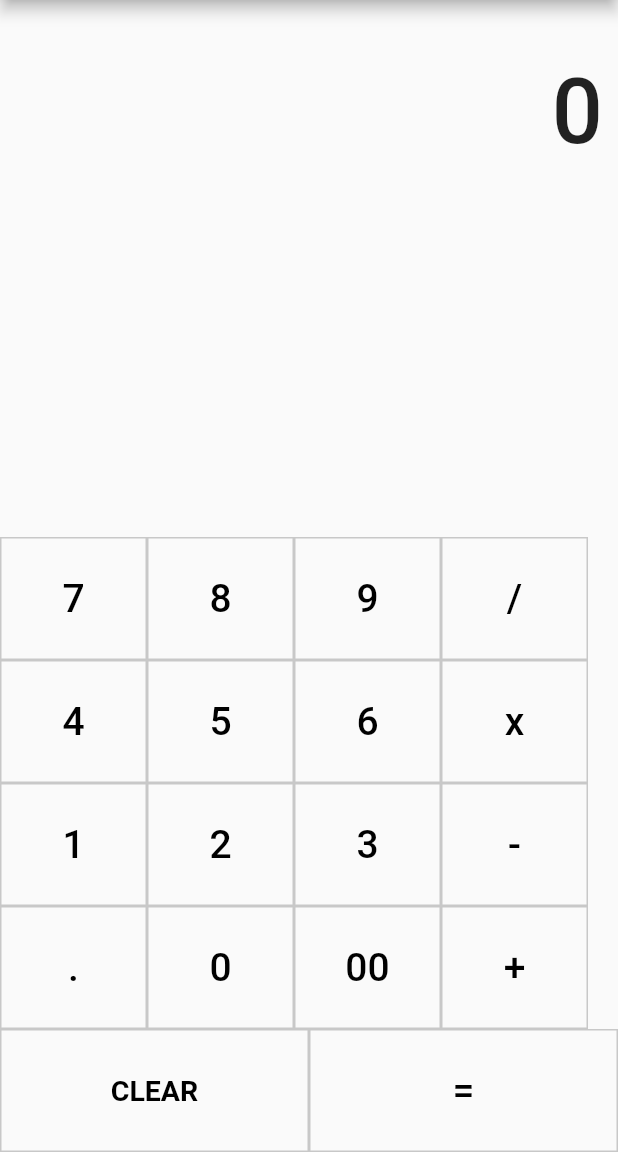
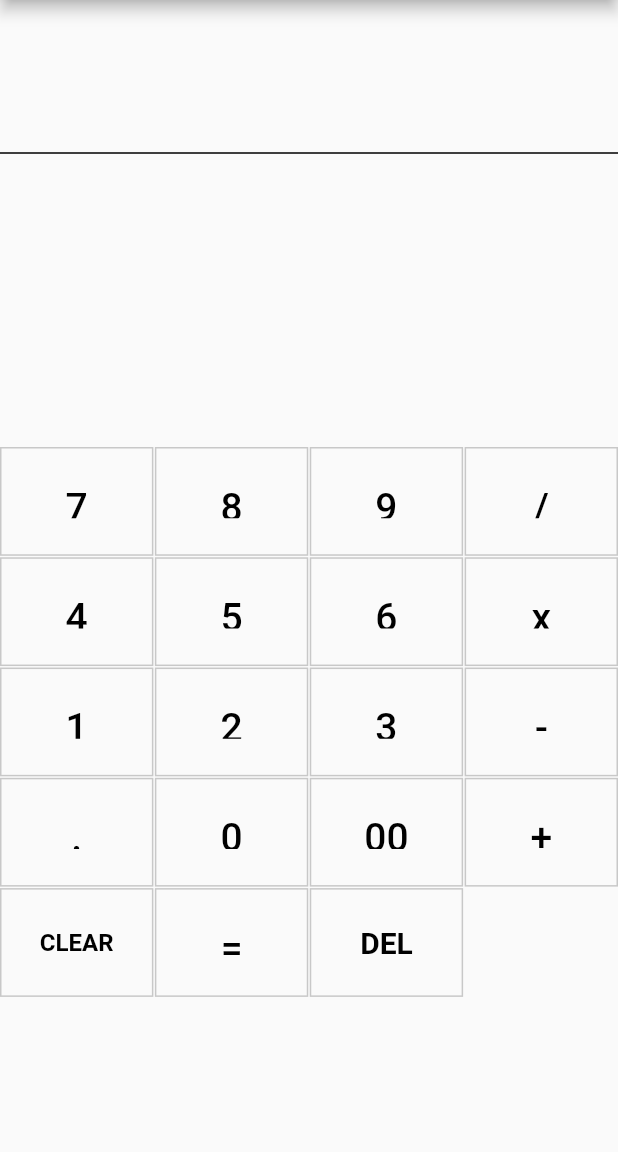
Before and after one commit to Magesh-Doodleblue/Basic-Calculator-using-Flutter, a Flutter app: the screen it shows after launch, on a phone screen of 412 x 824 dp, the part 84-1236 px from its top. Run offline on Flutter 3.47's test engine with Material 2 defaults, Android fonts, the phone set to English and light mode, and no system bars.

Commit message:
multiple inputs fixed

```diff
--- a/lib/main.dart
+++ b/lib/main.dart
@@ -1,4 +1,5 @@
-// ignore_for_file: library_private_types_in_public_api, camel_case_types
+// ignore_for_file: unnecessary_null_comparison
+
 import 'package:flutter/material.dart';
 
 void main() {
@@ -6,7 +7,7 @@ void main() {
 }
 
 class MyApp extends StatelessWidget {
-  const MyApp({super.key});
+  const MyApp({Key? key}) : super(key: key);
 
   @override
   Widget build(BuildContext context) {
@@ -19,13 +20,62 @@ class MyApp extends StatelessWidget {
 }
 
 class HomePage extends StatefulWidget {
-  const HomePage({super.key});
+  const HomePage({Key? key}) : super(key: key);
 
   @override
   _HomePageState createState() => _HomePageState();
 }
 
 class _HomePageState extends State<HomePage> {
+  // List<String> calcButtonList = [
+  //   "CLEAR",
+  //   "DEL",
+  //   "7",
+  //   "8",
+  //   "9",
+  //   "/",
+  //   "4",
+  //   "5",
+  //   "6",
+  //   "x",
+  //   "1",
+  //   "2",
+  //   "3",
+  //   "-",
+  //   ".",
+  //   "0",
+  //   "00",
+  //   "+",
+  //   "=",
+
+  // ];
+  List calcButtonList = [
+    "7",
+    "8",
+    "9",
+    "/",
+    "4",
+    "5",
+    "6",
+    "x",
+    "1",
+    "2",
+    "3",
+    "-",
+    ".",
+    "0",
+    "00",
+    "+",
+    "CLEAR",
+    "=",
+    "DEL",
+  ];
+
+  late String currentOperation;
+  late double first, second;
+  String res = "";
+  String text = "";
+
   @override
   Widget build(BuildContext context) {
     return Scaffold(
@@ -35,218 +85,65 @@ class _HomePageState extends State<HomePage> {
       body: Column(
         mainAxisAlignment: MainAxisAlignment.end,
         children: [
-          calcText(),
-          const Spacer(
-            flex: 2,
+          Expanded(
+            flex: 1,
+            child: Container(
+              padding: const EdgeInsets.all(10.0),
+              alignment: Alignment.bottomRight,
+              child: Text(
+                text,
+                style: const TextStyle(
+                  fontSize: 40,
+                  fontWeight: FontWeight.w500,
+                ),
+              ),
+            ),
           ),
-          rowOne(context),
-          rowTwo(context),
-          rowThree(context),
-          rowFour(context),
-          rowFive(context)
+          const Divider(color: Colors.black, thickness: 1),
+          Expanded(
+            flex: 1,
+            child: Container(
+              padding: const EdgeInsets.all(10.0),
+              alignment: Alignment.bottomRight,
+              child: Text(
+                res,
+                style: const TextStyle(
+                  fontSize: 40,
+                  fontWeight: FontWeight.w500,
+                ),
+              ),
+            ),
+          ),
+          const Spacer(),
+          Expanded(
+            flex: 5,
+            child: GridView.builder(
+              gridDelegate: const SliverGridDelegateWithFixedCrossAxisCount(
+                crossAxisCount: 4,
+                childAspectRatio: 1.41,
+                crossAxisSpacing: 1.0,
+                mainAxisSpacing: 1.0,
+              ),
+              itemCount: calcButtonList.length,
+              itemBuilder: (BuildContext context, int index) {
+                String buttonText = calcButtonList[index];
+                return Container(
+                  decoration: containerDecoration(),
+                  child: customOutlineButton(buttonText),
+                );
+              },
+            ),
+          ),
         ],
       ),
     );
   }
 
-  Row rowFive(BuildContext context) {
-    return Row(
-      children: [
-        Container(
-          width: MediaQuery.of(context).size.width / 2,
-          decoration: BoxDecoration(
-            border: Border.all(
-              width: 1,
-              color: Colors.black.withOpacity(0.2),
-            ),
-          ),
-          child: customOutlineButton("CLEAR"),
-        ),
-        Container(
-          width: MediaQuery.of(context).size.width / 2,
-          decoration: BoxDecoration(
-            border: Border.all(
-              width: 1,
-              color: Colors.black.withOpacity(0.2),
-            ),
-          ),
-          child: customOutlineButton("="),
-        ),
-      ],
-    );
-  }
-
-  Row rowFour(BuildContext context) {
-    return Row(
-      children: [
-        Container(
-          decoration: BoxDecoration(
-            border: Border.all(
-              width: 1,
-              color: Colors.black.withOpacity(0.2),
-            ),
-          ),
-          child: customOutlineButton("."),
-        ),
-        Container(
-            decoration: BoxDecoration(
-              border: Border.all(
-                width: 1,
-                color: Colors.black.withOpacity(0.2),
-              ),
-            ),
-            child: customOutlineButton("0")),
-        Container(
-          decoration: BoxDecoration(
-            border: Border.all(
-              width: 1,
-              color: Colors.black.withOpacity(0.2),
-            ),
-          ),
-          child: customOutlineButton("00"),
-        ),
-        Container(
-          decoration: BoxDecoration(
-            border: Border.all(
-              width: 1,
-              color: Colors.black.withOpacity(0.2),
-            ),
-          ),
-          child: customOutlineButton("+"),
-        ),
-      ],
-    );
-  }
-
-  Row rowThree(BuildContext context) {
-    return Row(
-      children: [
-        Container(
-            decoration: BoxDecoration(
-              border: Border.all(
-                width: 1,
-                color: Colors.black.withOpacity(0.2),
-              ),
-            ),
-            child: customOutlineButton("1")),
-        Container(
-            decoration: BoxDecoration(
-              border: Border.all(
-                width: 1,
-                color: Colors.black.withOpacity(0.2),
-              ),
-            ),
-            child: customOutlineButton("2")),
-        Container(
-            decoration: BoxDecoration(
-              border: Border.all(
-                width: 1,
-                color: Colors.black.withOpacity(0.2),
-              ),
-            ),
-            child: customOutlineButton("3")),
-        Container(
-            decoration: BoxDecoration(
-              border: Border.all(
-                width: 1,
-                color: Colors.black.withOpacity(0.2),
-              ),
-            ),
-            child: customOutlineButton("-")),
-      ],
-    );
-  }
-
-  Row rowTwo(BuildContext context) {
-    return Row(
-      children: [
-        Container(
-            decoration: BoxDecoration(
-              border: Border.all(
-                width: 1,
-                color: Colors.black.withOpacity(0.2),
-              ),
-            ),
-            child: customOutlineButton("4")),
-        Container(
-            decoration: BoxDecoration(
-              border: Border.all(
-                width: 1,
-                color: Colors.black.withOpacity(0.2),
-              ),
-            ),
-            child: customOutlineButton("5")),
-        Container(
-            decoration: BoxDecoration(
-              border: Border.all(
-                width: 1,
-                color: Colors.black.withOpacity(0.2),
-              ),
-            ),
-            child: customOutlineButton("6")),
-        Container(
-            decoration: BoxDecoration(
-              border: Border.all(
-                width: 1,
-                color: Colors.black.withOpacity(0.2),
-              ),
-            ),
-            child: customOutlineButton("x")),
-      ],
-    );
-  }
-
-  Row rowOne(BuildContext context) {
-    return Row(
-      children: [
-        Container(
-            decoration: BoxDecoration(
-              border: Border.all(
-                width: 1,
-                color: Colors.black.withOpacity(0.2),
-              ),
-            ),
-            child: customOutlineButton("7")),
-        Container(
-            decoration: BoxDecoration(
-              border: Border.all(
-                width: 1,
-                color: Colors.black.withOpacity(0.2),
-              ),
-            ),
-            child: customOutlineButton("8")),
-        Container(
-            decoration: BoxDecoration(
-              border: Border.all(
-                width: 1,
-                color: Colors.black.withOpacity(0.2),
-              ),
-            ),
-            child: customOutlineButton("9")),
-        Container(
-            decoration: BoxDecoration(
-              border: Border.all(
-                width: 1,
-                color: Colors.black.withOpacity(0.2),
-              ),
-            ),
-            child: customOutlineButton("/")),
-      ],
-    );
-  }
-
-  Expanded calcText() {
-    return Expanded(
-      child: Container(
-        padding: const EdgeInsets.all(10.0),
-        alignment: Alignment.bottomRight,
-        child: Text(
-          text.isEmpty ? "0" : text,
-          style: const TextStyle(
-            fontSize: 60.0,
-            fontWeight: FontWeight.w500,
-          ),
-        ),
+  BoxDecoration containerDecoration() {
+    return BoxDecoration(
+      border: Border.all(
+        width: 1,
+        color: Colors.black.withOpacity(0.2),
       ),
     );
   }
@@ -260,8 +157,14 @@ class _HomePageState extends State<HomePage> {
           child: Text(
             val,
             style: TextStyle(
-              fontSize: val == "CLEAR" ? 19 : 26,
-              fontWeight: val == "CLEAR" ? FontWeight.bold : FontWeight.w500,
+              fontSize: val == "CLEAR"
+                  ? 16
+                  : val == "DEL"
+                      ? 20
+                      : 26,
+              fontWeight: val == "CLEAR" || val == "DEL"
+                  ? FontWeight.bold
+                  : FontWeight.w500,
               color: const Color.fromARGB(255, 0, 0, 0),
             ),
           ),
@@ -270,36 +173,110 @@ class _HomePageState extends State<HomePage> {
     );
   }
 
-  late String currentOperation;
-  late double first, second;
-  late String res;
-  String text = "";
+  // void btnClicked(String btnText) {
+  //   if (btnText == "CLEAR") {
+  //     setState(() {
+  //       text = "";
+  //       res = "";
+  //     });
+  //   } else if (btnText == "+" ||
+  //       btnText == "-" ||
+  //       btnText == "x" ||
+  //       btnText == "/") {
+  //     setState(() {
+  //       if (text.isNotEmpty) {
+  //         first = double.parse(text);
+  //         currentOperation = btnText;
+  //         text += " $btnText ";
+  //       }
+  //     });
+  //   } else if (btnText == "=") {
+  //     setState(() {
+  //       if (text.isNotEmpty && currentOperation != null) {
+  //         List<String> parts = text.split(" ");
+  //         if (parts.length >= 3) {
+  //           double result = double.parse(parts[0]);
+  //           for (int i = 1; i < parts.length; i += 2) {
+  //             String op = parts[i];
+  //             double num = double.parse(parts[i + 1]);
+  //             if (op == "+") {
+  //               result += num;
+  //             } else if (op == "-") {
+  //               result -= num;
+  //             } else if (op == "x") {
+  //               result *= num;
+  //             } else if (op == "/") {
+  //               result /= num;
+  //             }
+  //           }
+  //           res = result.toString();
+  //         }
+  //       }
+  //     });
+  //   } else if (btnText == "DEL") {
+  //     setState(() {
+  //       if (text.isNotEmpty) {
+  //         text = text.substring(0, text.length - 1);
+  //       }
+  //     });
+  //   } else {
+  //     setState(() {
+  //       text += btnText;
+  //     });
+  //   }
+  // }
 
   void btnClicked(String btnText) {
     if (btnText == "CLEAR") {
       setState(() {
         text = "";
+        res = "";
       });
     } else if (btnText == "+" ||
         btnText == "-" ||
         btnText == "x" ||
         btnText == "/") {
       setState(() {
-        first = double.parse(text);
-        currentOperation = btnText;
-        text = "";
+        if (text.isNotEmpty) {
+          text += " $btnText ";
+        }
       });
     } else if (btnText == "=") {
       setState(() {
-        second = double.parse(text);
-        if (currentOperation == "+") {
-          text = (first + second).toString();
-        } else if (currentOperation == "-") {
-          text = (first - second).toString();
-        } else if (currentOperation == "x") {
-          text = (first * second).toString();
-        } else if (currentOperation == "/") {
-          text = (first / second).toString();
+        if (text.isNotEmpty) {
+          List<String> parts = text.split(" ");
+          if (parts.length >= 3) {
+            double result = double.parse(parts[0]);
+            String op = "";
+            for (int i = 1; i < parts.length; i++) {
+              String part = parts[i];
+              if (part == "+" || part == "-" || part == "x" || part == "/") {
+                op = part;
+              } else {
+                double num = double.parse(part);
+                if (op == "+") {
+                  result += num;
+                } else if (op == "-") {
+                  result -= num;
+                } else if (op == "x") {
+                  result *= num;
+                } else if (op == "/") {
+                  result /= num;
+                } else {
+                  result = num;
+                }
+              }
+            }
+            res = result.toString();
+          } else {
+            res = text;
+          }
+        }
+      });
+    } else if (btnText == "DEL") {
+      setState(() {
+        if (text.isNotEmpty) {
+          text = text.substring(0, text.length - 1);
         }
       });
     } else {
--- a/pubspec.yaml
+++ b/pubspec.yaml
@@ -35,6 +35,7 @@ dependencies:
   # The following adds the Cupertino Icons font to your application.
   # Use with the CupertinoIcons class for iOS style icons.
   cupertino_icons: ^1.0.2
+  math_expressions: ^2.4.0
 
 dev_dependencies:
   flutter_test:
```
Also changed, not shown: lib/comments.dart (added, +61 -0 lines), pubspec.lock.
